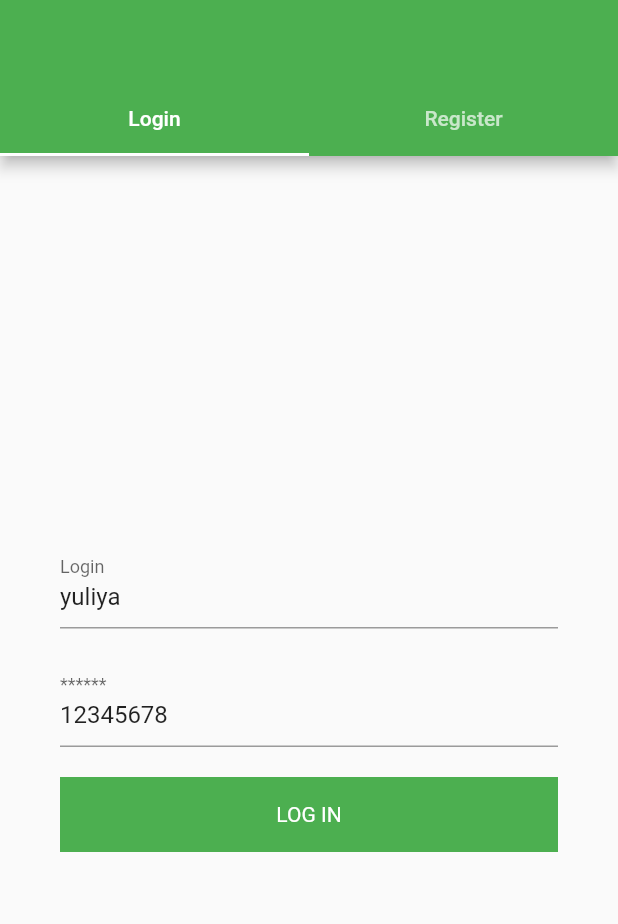
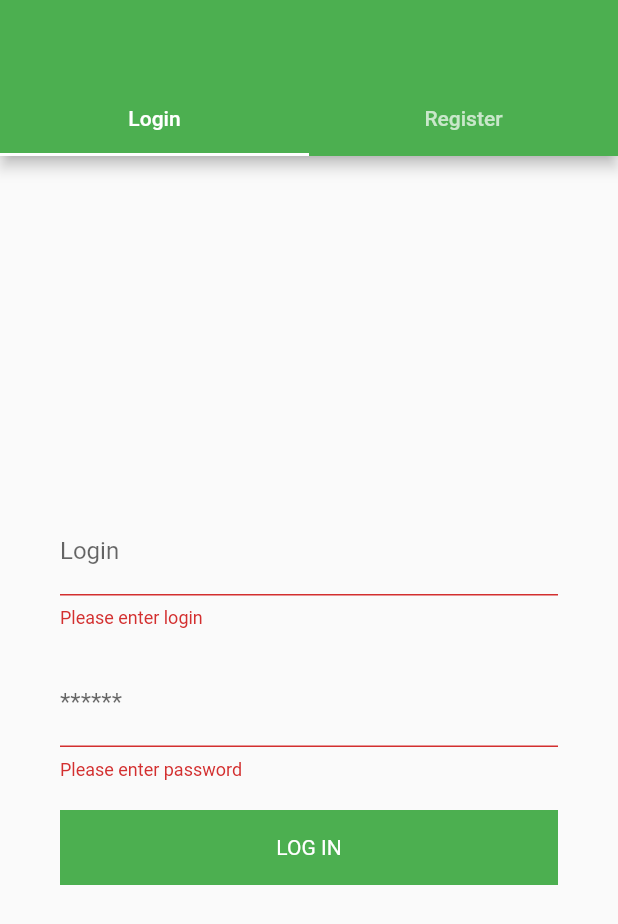
Before and after one commit to JuliaKliuchuk/flutter_google_maps, a Flutter app: the screen it shows after launch, after a tap on "LOG IN", on a phone screen of 412 x 824 dp. Shown: the top 924 px of the screen. Run offline on Flutter 3.47's test engine with Material 2 defaults, Android fonts, the phone set to English and light mode, and no system bars; our stand-ins replace flutter_image_compress, geolocator, get, google_maps_flutter, image_picker, shared_preferences.

Commit message:
delete mocked user log and pass

```diff
--- a/lib/pages/authorization/login_screen.dart
+++ b/lib/pages/authorization/login_screen.dart
@@ -16,8 +16,8 @@ class Login extends StatefulWidget {
 class _LoginState extends State<Login> {
   final _formKey = GlobalKey<FormState>();
 
-  final _loginController = TextEditingController(text: 'yuliya');
-  final _passController = TextEditingController(text: '12345678');
+  final _loginController = TextEditingController();
+  final _passController = TextEditingController();
 
   void login(AuthController authController) {
     String login = _loginController.text.trim();
```
